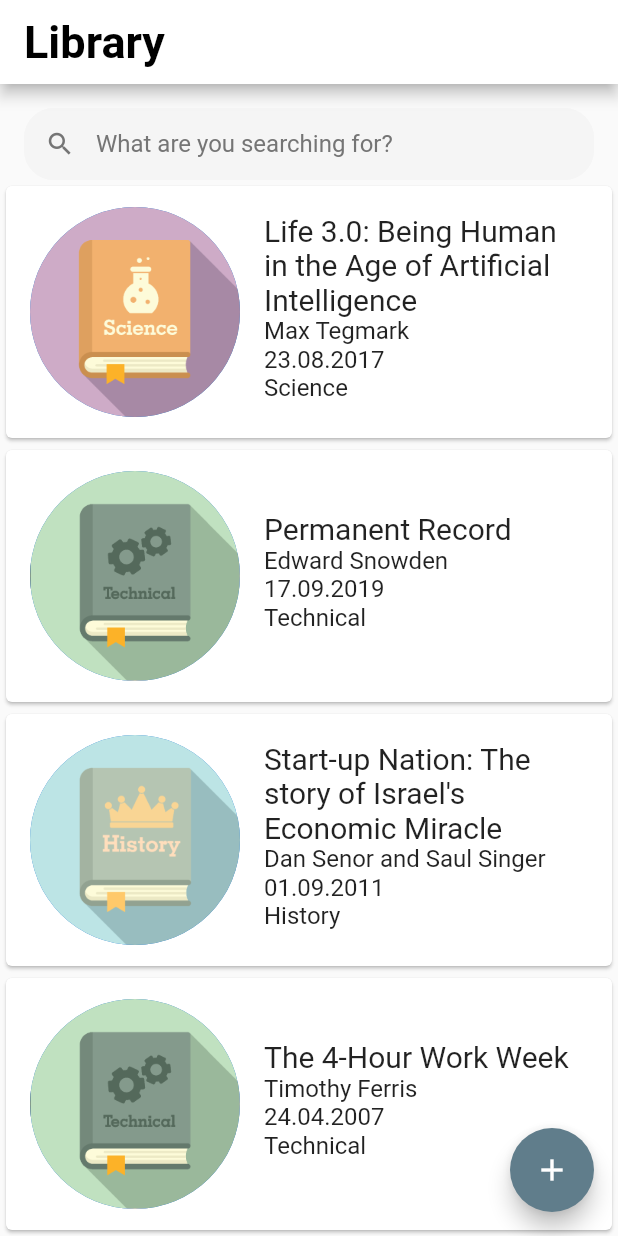
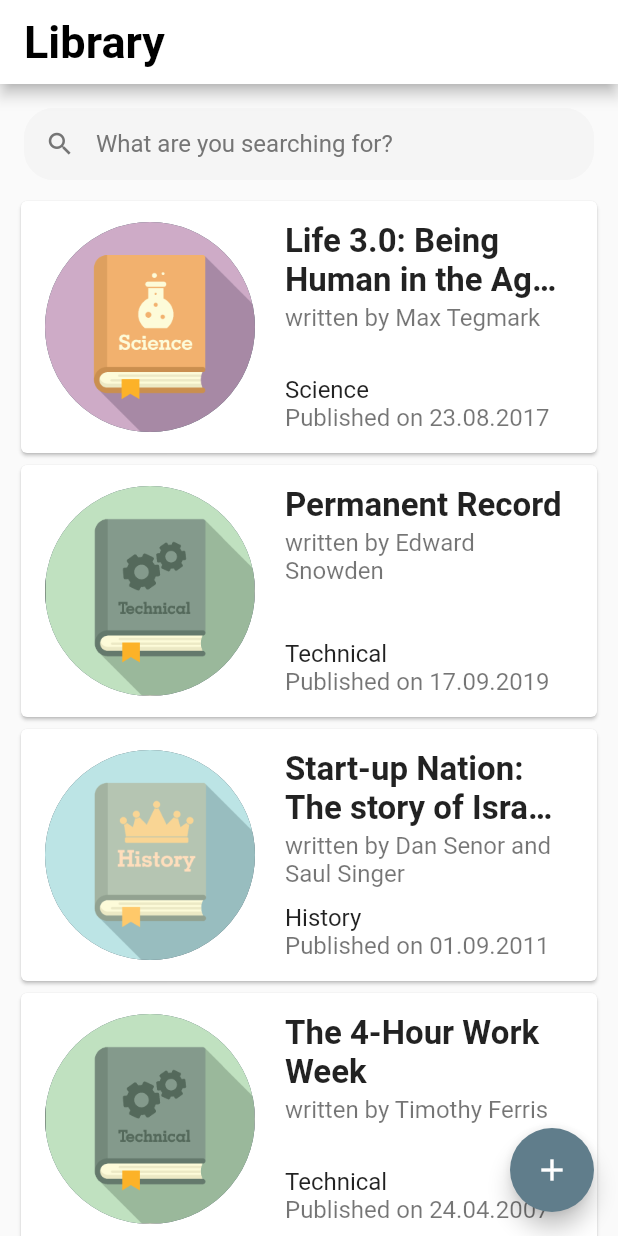
Before and after one commit to OliverKlukas/book_finder, a Flutter app: the screen it shows after launch, on a phone screen of 412 x 824 dp. Run offline on Flutter 3.47's test engine with Material 2 defaults, Android fonts, the phone set to English and light mode, and no system bars; our stand-ins replace flutter_typeahead.

Commit message:
Optimized and restructured library view layout

```diff
--- a/lib/components/BookCardWidget.dart
+++ /dev/null
@@ -1,46 +0,0 @@
-// card of a single book in list
-import 'package:book_finder/models/Book.dart';
-import 'package:book_finder/views/DetailsView.dart';
-import 'package:flutter/material.dart';
-import 'package:intl/intl.dart';
-
-Widget bookCard(Book book, BuildContext context) {
-  return Card(
-      color: Colors.white,
-      child: ListTile(
-        contentPadding: EdgeInsets.only(left: 16,right: 16,top: 10,bottom: 10),
-        title: Row(
-          children: <Widget>[
-            CircleAvatar(
-              backgroundImage: Image.asset('images/${book.genre.toLowerCase().replaceAll(' ', '')}.png').image,
-              maxRadius: 70,
-            ),
-            SizedBox(width: 16,),
-            Expanded(
-              child: Container(
-                color: Colors.transparent,
-                child: Column(
-                  crossAxisAlignment: CrossAxisAlignment.start,
-                  children: <Widget>[
-                    Text(book.title, style: TextStyle(fontSize: 20),),
-                    Text(book.author, style: TextStyle(fontSize: 16),),
-                    Text(DateFormat('dd.MM.y').format(book.date).toString(), style: TextStyle(fontSize: 16),),
-                    Text(book.genre, style: TextStyle(fontSize: 16),),
-                    SizedBox(height: 6,),
-                  ],
-                ),
-              ),
-            ),
-          ],
-        ),
-        onTap: () {
-          Navigator.push(
-            context,
-            MaterialPageRoute(
-              builder: (context) => DetailsView(book),
-            ),
-          );
-        },
-      )
-  );
-}
--- /dev/null
+++ b/lib/components/LibraryTileWidget.dart
@@ -0,0 +1,117 @@
+import 'package:book_finder/models/Book.dart';
+import 'package:book_finder/views/DetailsView.dart';
+import 'package:flutter/material.dart';
+import 'package:intl/intl.dart';
+
+class _BookDescription extends StatelessWidget {
+  const _BookDescription({Key? key, required this.book}) : super(key: key);
+
+  final Book book;
+
+  @override
+  Widget build(BuildContext context) {
+    return Column(
+      crossAxisAlignment: CrossAxisAlignment.start,
+      children: <Widget>[
+        Expanded(
+          flex: 1,
+          child: Column(
+            crossAxisAlignment: CrossAxisAlignment.start,
+            children: <Widget>[
+              Text(
+                book.title,
+                maxLines: 2,
+                overflow: TextOverflow.ellipsis,
+                style: const TextStyle(
+                  fontSize: 22.0,
+                  fontWeight: FontWeight.bold,
+                ),
+              ),
+              const Padding(padding: EdgeInsets.only(bottom: 2.0)),
+              Text(
+                'written by ${book.author}',
+                style: const TextStyle(
+                  fontSize: 16.0,
+                  color: Colors.black54,
+                ),
+              ),
+            ],
+          ),
+        ),
+        Expanded(
+          flex: 1,
+          child: Column(
+            crossAxisAlignment: CrossAxisAlignment.start,
+            mainAxisAlignment: MainAxisAlignment.end,
+            children: <Widget>[
+              Text(
+                book.genre,
+                style: const TextStyle(
+                  fontSize: 16.0,
+                  color: Colors.black87,
+                ),
+              ),
+              Text(
+                'Published on ' + DateFormat('dd.MM.y').format(book.date).toString(),
+                style: const TextStyle(
+                  fontSize: 16.0,
+                  color: Colors.black54,
+                ),
+              ),
+            ],
+          ),
+        ),
+      ],
+    );
+  }
+}
+
+class LibraryTileWidget extends StatelessWidget {
+  const LibraryTileWidget({
+    Key? key,
+    required this.book,
+  }) : super(key: key);
+
+  final Book book;
+
+  @override
+  Widget build(BuildContext context) {
+    return Card(
+        color: Colors.white,
+        child: ListTile(
+          contentPadding: EdgeInsets.only(left: 16,right: 16,top: 10,bottom: 10),
+          title: SizedBox(
+            height: 140, // TODO: with that I should be able to control the size of the list depending on web/mobile
+            child: Row(
+              crossAxisAlignment: CrossAxisAlignment.start,
+              children: <Widget>[
+                AspectRatio(
+                  aspectRatio: 1.0,
+                  child: CircleAvatar(
+                    backgroundImage: Image.asset(
+                            'images/${book.genre.toLowerCase().replaceAll(' ', '')}.png')
+                        .image,
+                    maxRadius: 70,
+                  ),
+                ),
+                Expanded(
+                  child: Padding(
+                    padding: const EdgeInsets.fromLTRB(20.0, 0.0, 2.0, 0.0),
+                    child: _BookDescription(book: book),
+                  ),
+                )
+              ],
+            ),
+          ),
+          onTap: () {
+            Navigator.push(
+              context,
+              MaterialPageRoute(
+                builder: (context) => DetailsView(book),
+              ),
+            );
+          },
+        )
+    );
+  }
+}
--- a/lib/main.dart
+++ b/lib/main.dart
@@ -11,7 +11,17 @@
     return MaterialApp(
       title: 'Book Finder',
       theme: ThemeData(
-        primarySwatch: Colors.blue,
+        primarySwatch: Colors.blueGrey,
+        iconTheme: IconThemeData(
+          color: Colors.black, //change your color here
+        ),
+        textTheme: TextTheme(
+          headline1: TextStyle(
+            color: Colors.black,
+            fontSize: 30,
+            fontWeight: FontWeight.bold,
+          ),
+        )
       ),
       home: LibraryView(),
     );
--- a/lib/models/Book.dart
+++ b/lib/models/Book.dart
@@ -23,5 +23,4 @@
         description.toLowerCase().contains(query.toLowerCase()) ||
         genre.toLowerCase().contains(query.toLowerCase());
   }
-
 }
--- a/lib/views/LibraryView.dart
+++ b/lib/views/LibraryView.dart
@@ -1,4 +1,4 @@
-import 'package:book_finder/components/BookCardWidget.dart';
+import 'package:book_finder/components/LibraryTileWidget.dart';
 import 'package:book_finder/components/PopupDeletionDialog.dart';
 import 'package:book_finder/models/Book.dart';
 import 'package:book_finder/views/PublishView.dart';
@@ -30,10 +30,10 @@
     super.initState();
   }
 
-  // method that will start the process of publishing new books and capture the added element
+  /// method that will start the process of publishing new books and capture the added element
   void _navigateAndPublishBooks(BuildContext context) async {
     // receive new book from PublishView after validation
-    final Book newBook = await Navigator.push(
+    final Book? newBook = await Navigator.push(
       context,
       MaterialPageRoute(
         builder: (context) => PublishView(),
@@ -42,15 +42,18 @@
 
     // add newly published book to collection
     setState(() {
+      if (newBook != null) {
       _displayedBooks.add(newBook);
+      _allBooks.add(newBook);
+      }
     });
   }
 
   // editing controller for search
-  TextEditingController editingController = TextEditingController();
+  TextEditingController _editingController = TextEditingController();
 
-  // method to search the library for books/authors/genres
-  void filterSearchResults(String query) {
+  /// method to search the library for books/authors/genres
+  void _filterSearchResults(String query) {
     if(query.isNotEmpty) {
       List<Book> displayQuery = [];
       _allBooks.forEach((item) {
@@ -71,18 +74,15 @@
     }
   }
 
-  // build the complete library view widget
+  /// build the complete library view widget
   @override
   Widget build(BuildContext context) {
     return Scaffold(
       appBar: AppBar(
+        iconTheme: Theme.of(context).iconTheme,
         backgroundColor: Colors.white,
         title: Text('Library',
-          style: TextStyle(
-            color: Colors.black,
-            fontSize: 30,
-            fontWeight: FontWeight.bold,
-          ),
+          style: Theme.of(context).textTheme.headline1,
         ),
       ),
       body: Container(
@@ -92,9 +92,9 @@
               padding: EdgeInsets.only(top: 16,left: 16,right: 16),
               child: TextField(
                 onChanged: (value) {
-                  filterSearchResults(value);
+                  _filterSearchResults(value);
                 },
-                controller: editingController,
+                controller: _editingController,
                 decoration: InputDecoration(
                   hintText: "What are you searching for?",
                   hintStyle: TextStyle(color: Colors.grey.shade600),
@@ -114,6 +114,7 @@
             Expanded(
                 child: ListView.builder(
                   itemCount: _displayedBooks.length,
+                  padding: EdgeInsets.all(10.0),
                   itemBuilder: (BuildContext context, int index) {
                     return Dismissible(
                       direction: DismissDirection.endToStart,
@@ -132,7 +133,7 @@
                           _displayedBooks.removeAt(index);
                         });
                       },
-                      child: bookCard(_displayedBooks[index], context), // TODO: is this the right way or should I make the BookCardWidget class it's own stateful widget?
+                      child: LibraryTileWidget(book: _displayedBooks[index]),
                     );
                   },
                 ),
@@ -141,7 +142,6 @@
         )
       ),
       floatingActionButton: FloatingActionButton(
-        backgroundColor: Colors.blueGrey,
         onPressed: () {
           _navigateAndPublishBooks(context);
         },
```
Also changed, not shown: 2 other files.
